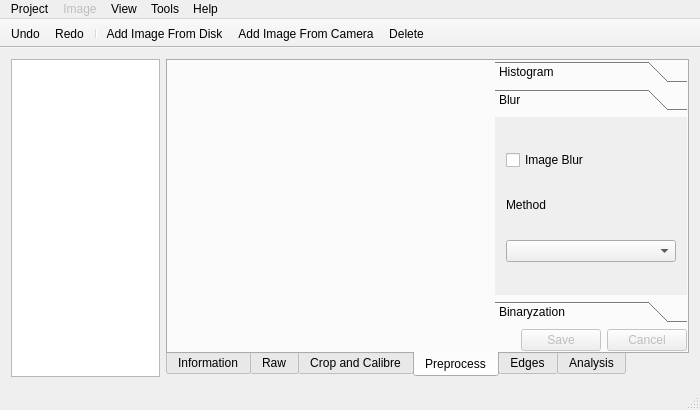
First picture: the form in gui/mainwindow.ui, repository librehat/caiga, before the edit.
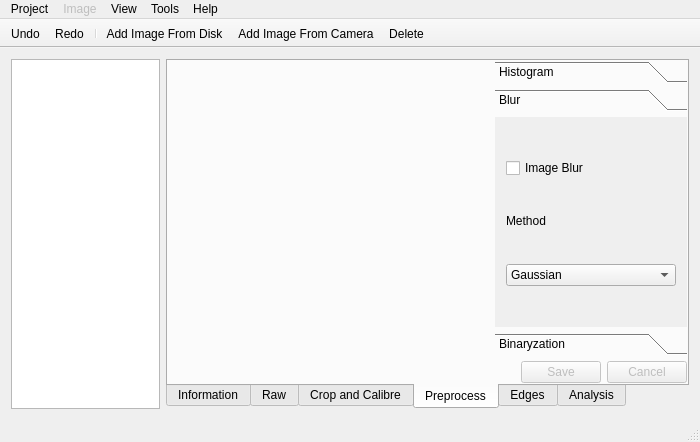
Second picture: the form after the edit. The open tabs and pages were chosen to show the change. Icons and pictures are not drawn. Custom widgets are drawn as their Qt base class.

```diff
--- a/gui/mainwindow.ui
+++ b/gui/mainwindow.ui
@@ -7,7 +7,7 @@
     <x>0</x>
     <y>0</y>
     <width>700</width>
-    <height>410</height>
+    <height>442</height>
    </rect>
   </property>
   <property name="sizePolicy">
@@ -281,8 +281,8 @@
             <rect>
              <x>0</x>
              <y>0</y>
-             <width>104</width>
-             <height>83</height>
+             <width>109</width>
+             <height>96</height>
             </rect>
            </property>
            <attribute name="label">
@@ -310,7 +310,13 @@
              </widget>
             </item>
             <item>
-             <widget class="QComboBox" name="blurMethodComboBox"/>
+             <widget class="QComboBox" name="blurMethodComboBox">
+              <item>
+               <property name="text">
+                <string>Gaussian</string>
+               </property>
+              </item>
+             </widget>
             </item>
            </layout>
           </widget>
```
Left out of the diff: 28 changed lines with no effect on the pictures.
